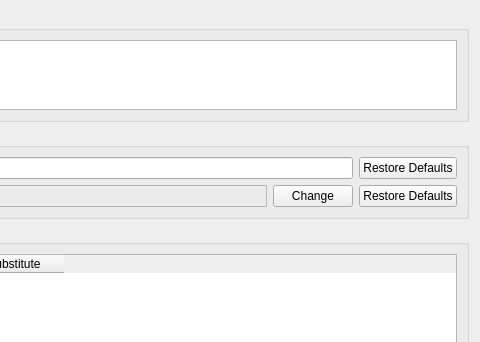
Before: the Qt Designer form coquery/gui/ui/columnProperties.ui in gkunter/coquery, drawn with Qt 5; both pictures show x 160 to 640 and y 0 to 342 of the 640 by 480 pixel window.
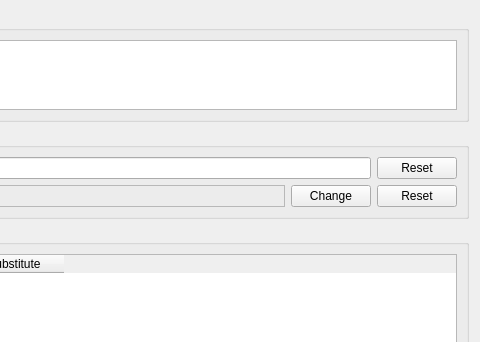
After: the same form once the commit is applied. Custom widgets are drawn as their Qt base class.

Commit message: Use text label to show color setting

What changed in the file:
```diff
--- a/coquery/gui/ui/columnProperties.ui
+++ b/coquery/gui/ui/columnProperties.ui
@@ -102,7 +102,7 @@
          <enum>Qt::Vertical</enum>
         </property>
         <property name="standardButtons">
-         <set>QDialogButtonBox::RestoreDefaults</set>
+         <set>QDialogButtonBox::Reset</set>
         </property>
         <property name="centerButtons">
          <bool>false</bool>
@@ -115,7 +115,7 @@
          <enum>Qt::Vertical</enum>
         </property>
         <property name="standardButtons">
-         <set>QDialogButtonBox::RestoreDefaults</set>
+         <set>QDialogButtonBox::Reset</set>
         </property>
        </widget>
       </item>
```
The commit also changes 2 other files.
